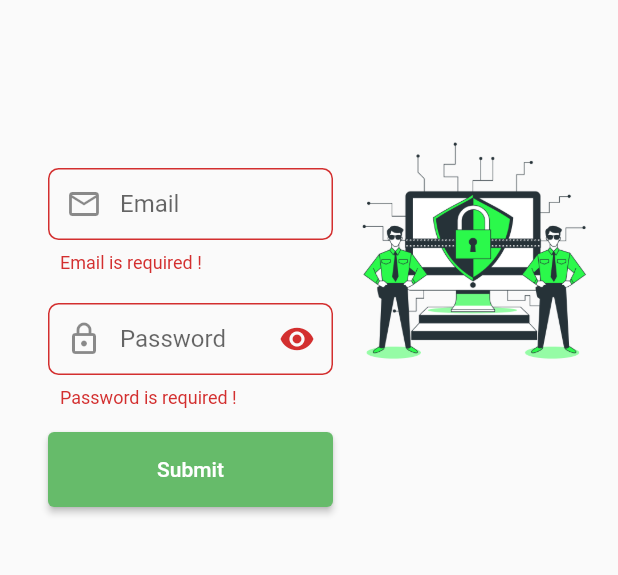
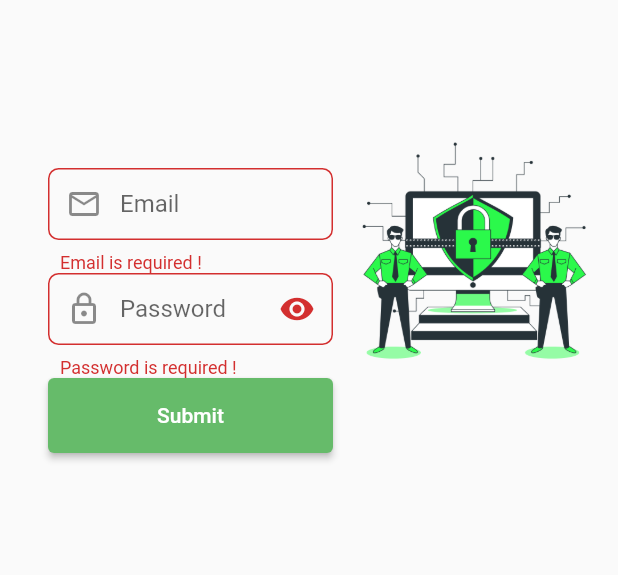
Before and after one commit to werhani-houssemeddine/borne-sanitaire-administration, a Flutter app: the screen it shows after launch, after a tap on "Submit", on a phone screen of 412 x 824 dp, the part 366-941 px from its top. Run offline on Flutter 3.47's test engine with Material 2 defaults, Android fonts, the phone set to English and light mode, and no system bars.

Commit message:
remove margin and padding

```diff
--- a/lib/widgets/authentication/Login/main.dart
+++ b/lib/widgets/authentication/Login/main.dart
@@ -81,12 +81,9 @@ class _LoginFormState extends State<_LoginForm> {
         crossAxisAlignment: CrossAxisAlignment.center,
         children: <Widget>[
           LoginWidgets.EmailInput(emailController),
-          Container(margin: const EdgeInsets.all(10.0)),
           LoginWidgets.PasswordInput(passwordController, toggleSecureText),
-          Padding(
-              padding: const EdgeInsets.symmetric(vertical: 16.0),
-              child: LoginWidgets.SubmitButton(
-                  context, _formKey, emailController, passwordController))
+          LoginWidgets.SubmitButton(
+              context, _formKey, emailController, passwordController),
         ],
       ),
     );
```
